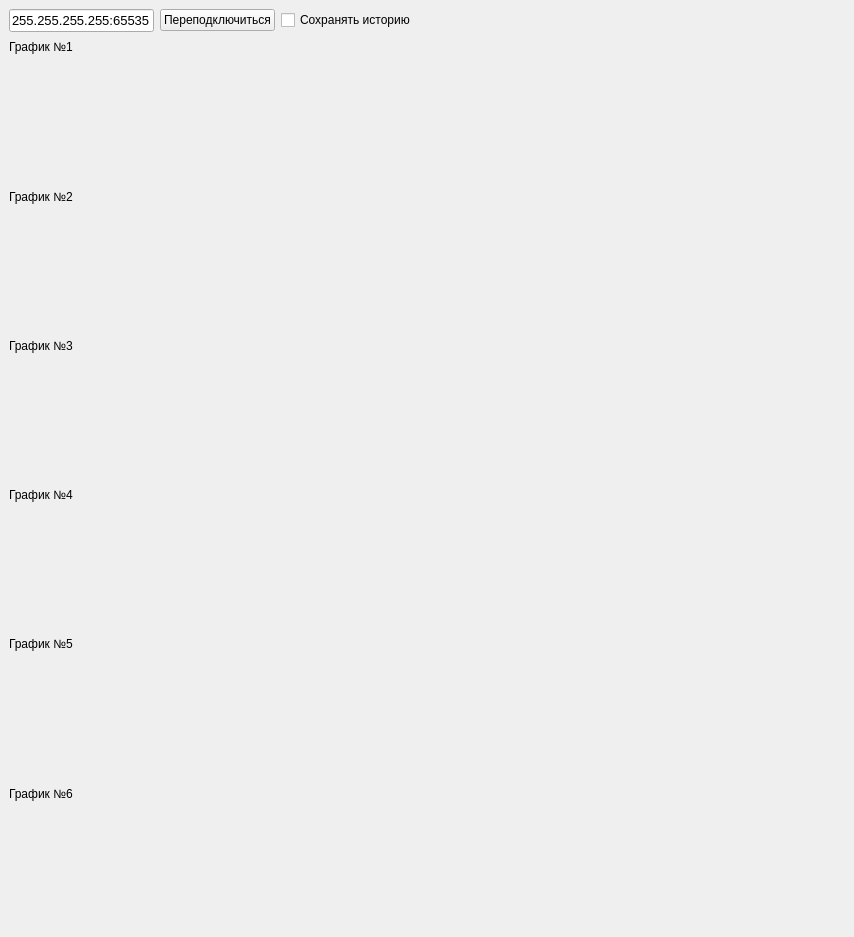
Qt form gui/ui_sources/main_window.ui (xkenthor/udp_listener) before a commit.
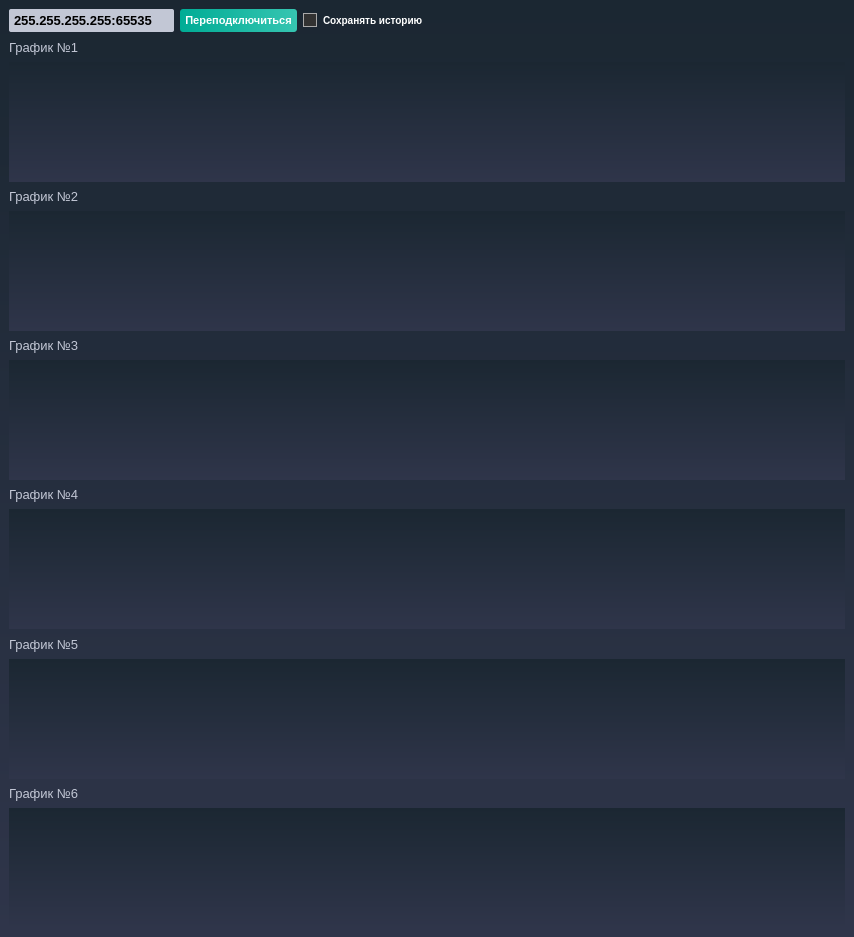
The same form after that commit. Icons and pictures are not drawn.

```diff
--- a/gui/ui_sources/main_window.ui
+++ b/gui/ui_sources/main_window.ui
@@ -14,7 +14,8 @@
    <string>MainWindow</string>
   </property>
   <property name="styleSheet">
-   <string notr="true">/*-----QWidget-----*/
+   <string notr="true">
+/*-----QWidget-----*/
 QWidget
 {
 	background-color: qlineargradient(spread:repeat, x1:1, y1:0, x2:1, y2:1, stop:0 rgba(27, 39, 50, 255),stop:1 rgba(47, 53, 74, 255));
@@ -59,8 +60,7 @@
 {
 	background-color: transparent;
 	color: #fff;
-	
-                        font-size: 10px;
+	font-size: 10px;
 	font-weight: bold;
 	border: none;
 	border-radius: 5px;
@@ -82,7 +82,7 @@
 
 QCheckBox::indicator:checked
 {
-    image:url(\./ressources/check.png\);
+    image:url(&quot;./ressources/check.png&quot;);
 	background-color: qlineargradient(spread:pad, x1:0, y1:0.511, x2:1, y2:0.511, stop:0 rgba(0, 172, 149, 255),stop:0.995192 rgba(54, 197, 177, 255));;
     border: 1px solid #607cff;
 
@@ -116,8 +116,7 @@
 QLineEdit
 {
 	background-color: #c2c7d5;
-
-                        	color: #000;
+	color: #000;
 	font-weight: bold;
 	border: none;
 	border-radius: 2px;
@@ -173,8 +172,7 @@
 {
 	color: #bbbcba;
 	background-color: #454e5e;
-	b
-                        order: none;
+	border: none;
 	padding-left : 10px;
 
 }
@@ -237,8 +235,7 @@
 }
 
 
-/*-----QTable
-                        View &amp; QTableWidget-----*/
+/*-----QTableView &amp; QTableWidget-----*/
 QTableView
 {
     background-color: #232939;
@@ -299,8 +296,7 @@
 	color: #fff;
 	border-top: 0px;
 	border-bottom: 1px solid gray;
-	bo
-                        rder-right: 1px solid gray;
+	border-right: 1px solid gray;
 	background-color: #343a49;
     margin-top:1px;
 	margin-bottom:1px;
@@ -363,7 +359,6 @@
 }
 
 
-                        
 /*-----QScrollBar-----*/
 QScrollBar:horizontal 
 {
@@ -419,11 +414,10 @@
 QScrollBar::sub-page:vertical 
 {
     height: 0px;
-    background-c
-                        olor: transparent;
+    background-color: transparent;
 
 }
-)</string>
+</string>
   </property>
   <widget class="QWidget" name="lo_mw">
    <layout class="QHBoxLayout" name="horizontalLayout">
@@ -439,13 +433,15 @@
              <widget class="QLineEdit" name="addr">
               <property name="maximumSize">
                <size>
-                <width>145</width>
+                <width>165</width>
                 <height>16777215</height>
                </size>
               </property>
               <property name="font">
                <font>
                 <pointsize>10</pointsize>
+                <weight>75</weight>
+                <bold>true</bold>
                </font>
               </property>
               <property name="text">
```
